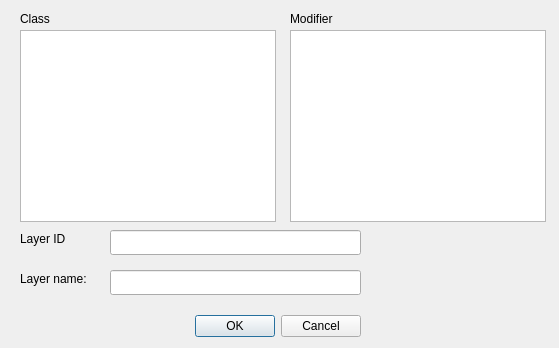
Old version of the form windows/SdDLayerCreate.ui in the repository usiksan/SaliCAD.
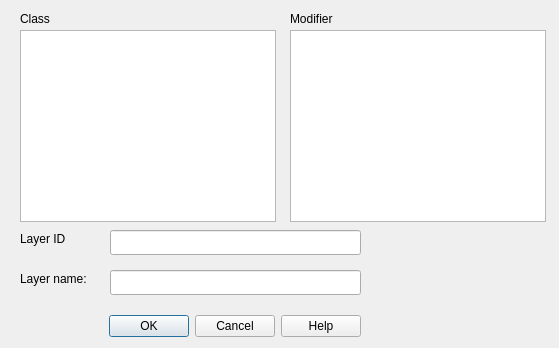
New version of the form.

Commit message: Append guider capture feature. Append project for guider editor. B056 When help window editor appended to tab it not top

What changed in the file:
```diff
--- a/windows/SdDLayerCreate.ui
+++ b/windows/SdDLayerCreate.ui
@@ -26,7 +26,7 @@
     <enum>Qt::Horizontal</enum>
    </property>
    <property name="standardButtons">
-    <set>QDialogButtonBox::Cancel|QDialogButtonBox::Ok</set>
+    <set>QDialogButtonBox::Cancel|QDialogButtonBox::Help|QDialogButtonBox::Ok</set>
    </property>
   </widget>
   <widget class="QListWidget" name="mClassList">
```
The commit also changes 17 other files.
